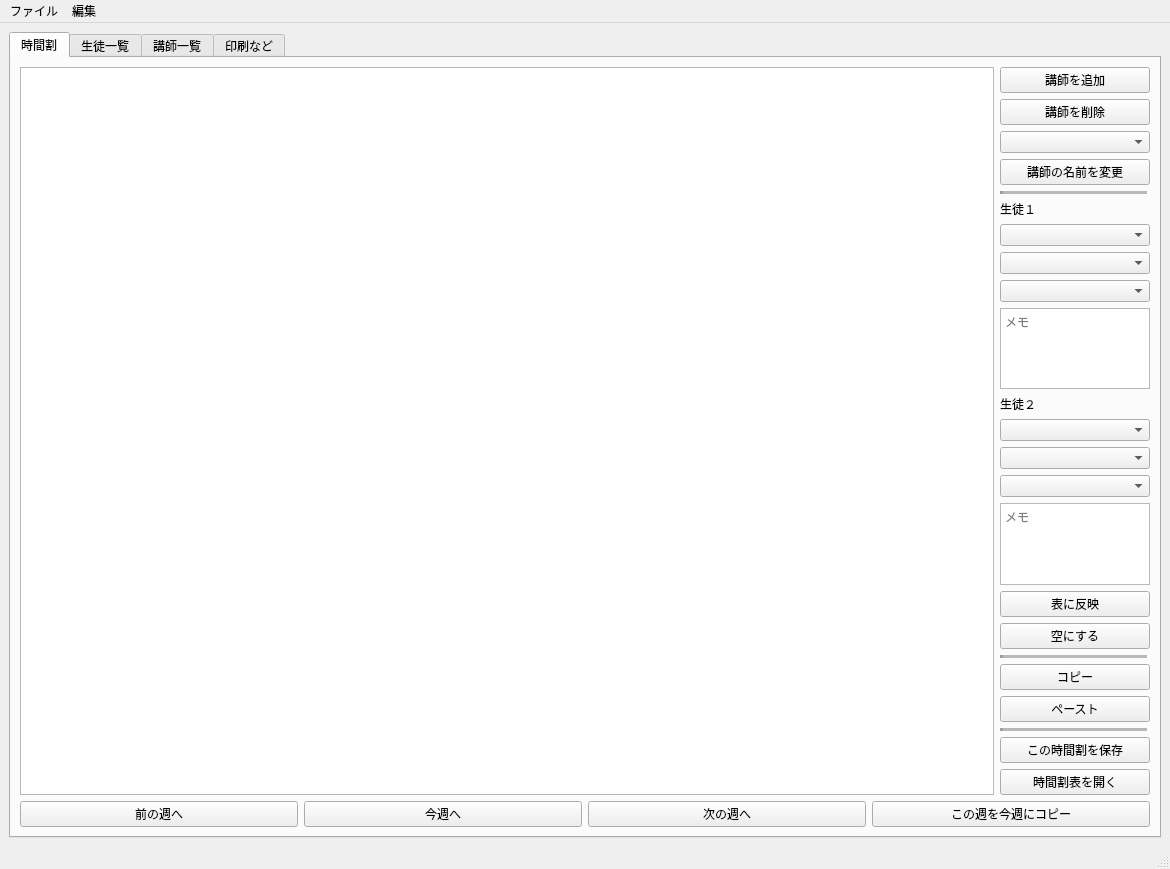
This is mainwindow.ui in ROMEKANA/TimeTable as Qt 5 draws it before an edit. The edited form follows.
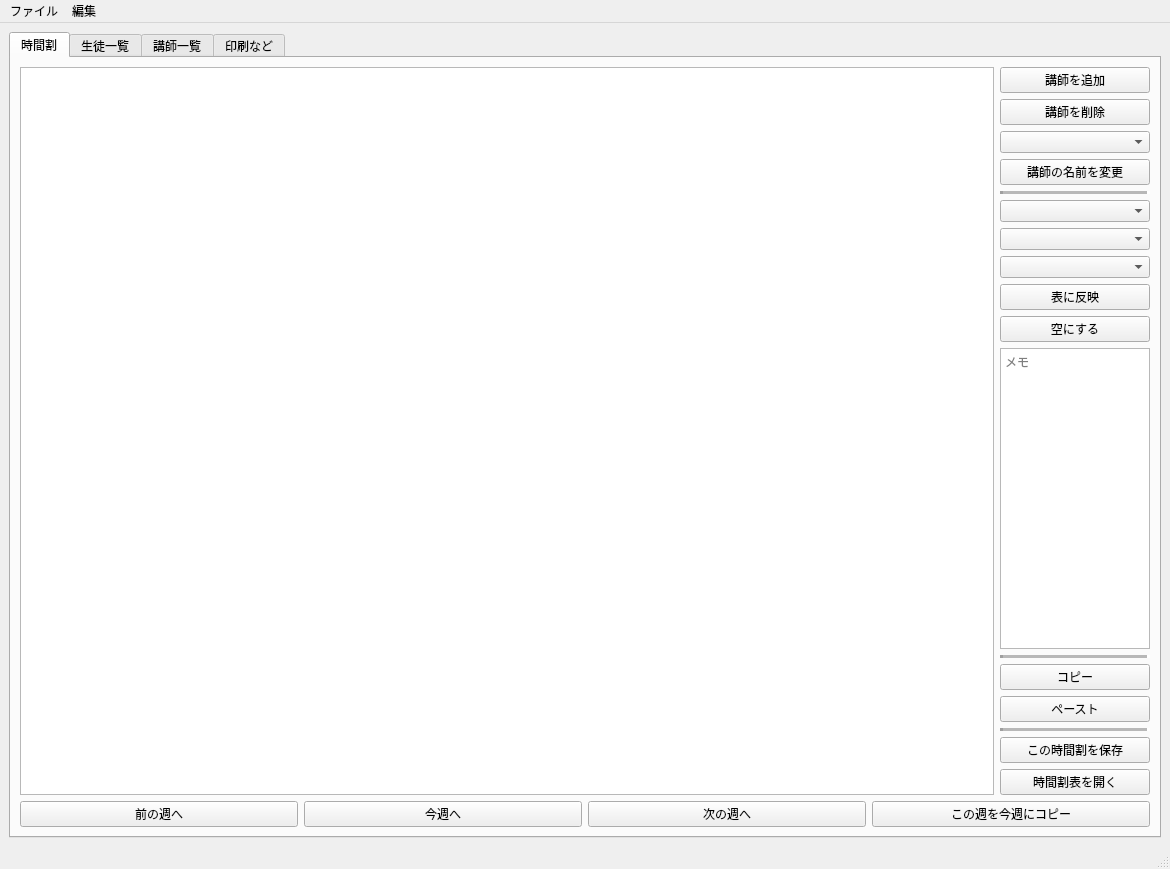
This is the edited form.

Commit message: 学生ラベルとコンボボックスを削除

Patch:
```diff
--- a/mainwindow.ui
+++ b/mainwindow.ui
@@ -91,25 +91,6 @@
               </property>
              </widget>
             </item>
-            <item>
-             <widget class="QLabel" name="student1Label">
-              <property name="sizePolicy">
-               <sizepolicy hsizetype="Preferred" vsizetype="Fixed">
-                <horstretch>0</horstretch>
-                <verstretch>0</verstretch>
-               </sizepolicy>
-              </property>
-              <property name="minimumSize">
-               <size>
-                <width>0</width>
-                <height>0</height>
-               </size>
-              </property>
-              <property name="text">
-               <string>生徒１</string>
-              </property>
-             </widget>
-            </item>
             <item>
              <widget class="QComboBox" name="student1GradeComboBox">
               <property name="placeholderText">
@@ -131,66 +112,6 @@
               </property>
              </widget>
             </item>
-            <item>
-             <widget class="QTextEdit" name="student1MemoTextEdit">
-              <property name="cursor" stdset="0">
-               <cursorShape>IBeamCursor</cursorShape>
-              </property>
-              <property name="placeholderText">
-               <string>メモ</string>
-              </property>
-             </widget>
-            </item>
-            <item>
-             <widget class="QLabel" name="student2Label">
-              <property name="sizePolicy">
-               <sizepolicy hsizetype="Preferred" vsizetype="Fixed">
-                <horstretch>0</horstretch>
-                <verstretch>0</verstretch>
-               </sizepolicy>
-              </property>
-              <property name="minimumSize">
-               <size>
-                <width>0</width>
-                <height>0</height>
-               </size>
-              </property>
-              <property name="text">
-               <string>生徒２</string>
-              </property>
-             </widget>
-            </item>
-            <item>
-             <widget class="QComboBox" name="student2GradeComboBox">
-              <property name="placeholderText">
-               <string>学年</string>
-              </property>
-             </widget>
-            </item>
-            <item>
-             <widget class="QComboBox" name="student2ComboBox">
-              <property name="placeholderText">
-               <string>生徒２</string>
-              </property>
-             </widget>
-            </item>
-            <item>
-             <widget class="QComboBox" name="student2SubjectComboBox">
-              <property name="placeholderText">
-               <string>教科</string>
-              </property>
-             </widget>
-            </item>
-            <item>
-             <widget class="QTextEdit" name="student2MemoTextEdit">
-              <property name="cursor" stdset="0">
-               <cursorShape>IBeamCursor</cursorShape>
-              </property>
-              <property name="placeholderText">
-               <string>メモ</string>
-              </property>
-             </widget>
-            </item>
             <item>
              <widget class="QPushButton" name="applyCellButton">
               <property name="text">
@@ -205,6 +126,16 @@
               </property>
              </widget>
             </item>
+            <item>
+             <widget class="QTextEdit" name="student1MemoTextEdit">
+              <property name="cursor" stdset="0">
+               <cursorShape>IBeamCursor</cursorShape>
+              </property>
+              <property name="placeholderText">
+               <string>メモ</string>
+              </property>
+             </widget>
+            </item>
             <item>
              <widget class="Line" name="line_2">
               <property name="lineWidth">
```
